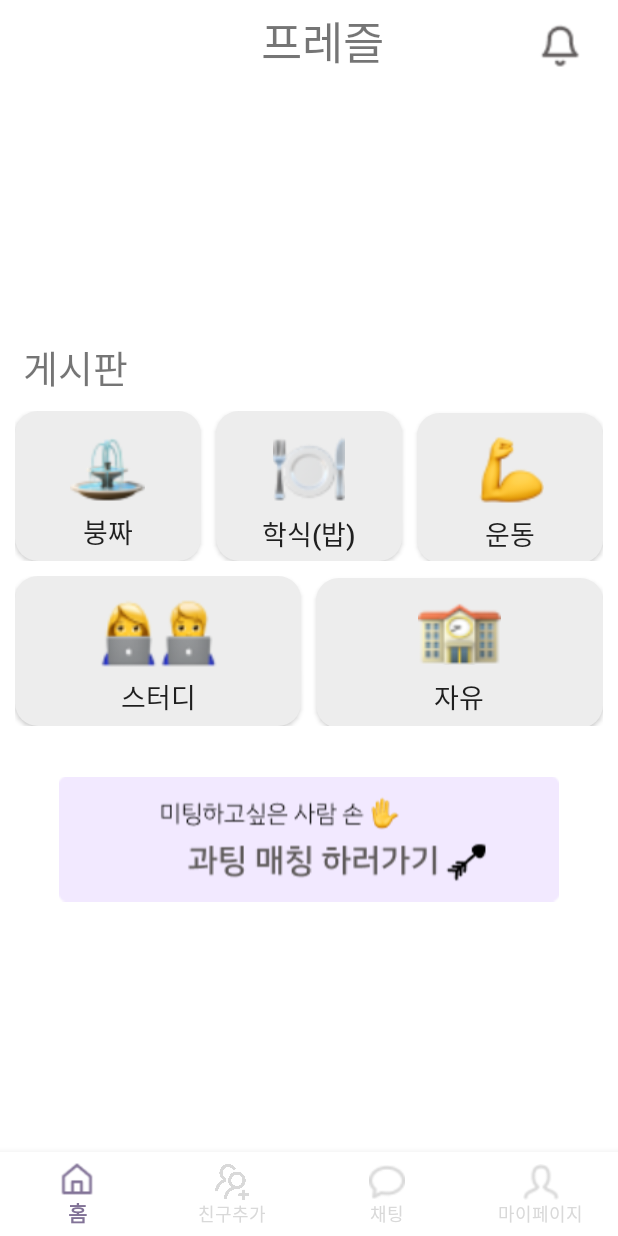
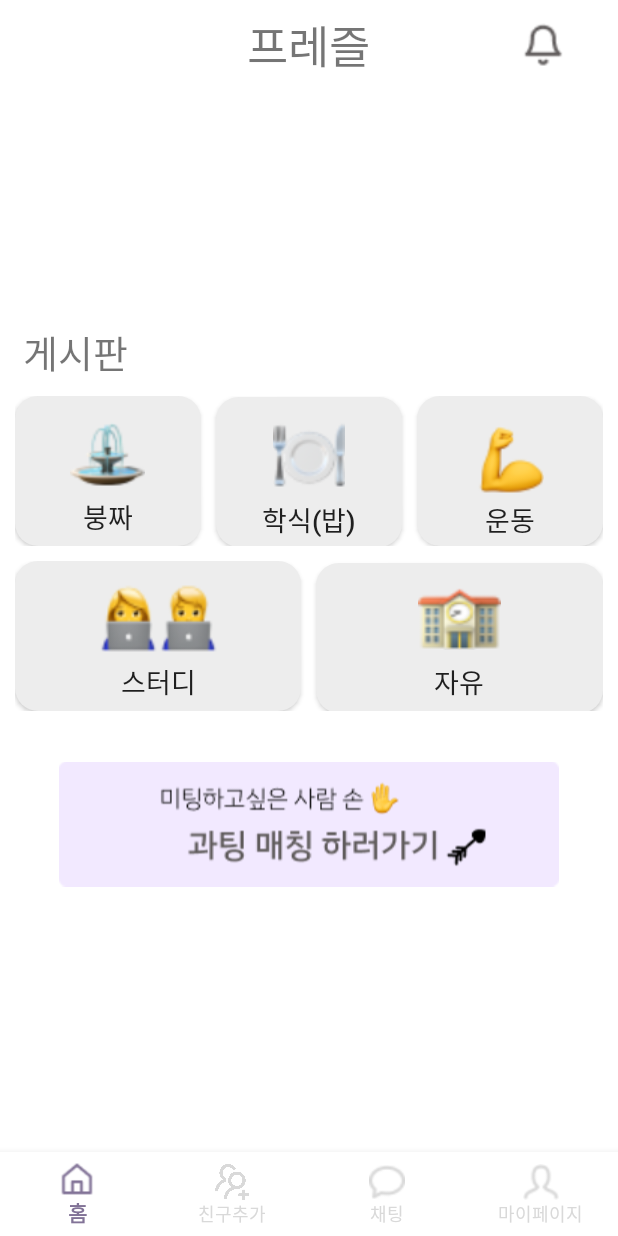
Before and after one commit to Yuchaeng/AndroidProject, an Android app: the screen it shows after launch (MainActivity), on a phone screen of 412 x 824 dp. Run offline under Robolectric (Android 15) with nearby library versions, the phone set to English and light mode, and no system bars.

Commit message:
홈 화면 버튼 위치 수정

```diff
--- a/app/src/main/res/layout/fragment_home.xml
+++ b/app/src/main/res/layout/fragment_home.xml
@@ -8,40 +8,31 @@
     tools:context=".MainActivity"
     android:orientation="vertical">
 
-    <RelativeLayout
+    <LinearLayout
         android:id="@+id/homeBar"
         android:layout_width="match_parent"
-        android:layout_height="70dp"
+        android:layout_height="60dp"
         android:background="#ffffff"
-        android:orientation="vertical">
+        android:orientation="horizontal"
+        android:gravity="center">
 
         <TextView
             android:id="@+id/textView2"
             android:layout_width="wrap_content"
             android:layout_height="wrap_content"
-            android:layout_alignParentEnd="true"
-            android:layout_alignParentRight="true"
-            android:layout_alignParentBottom="true"
             android:layout_gravity="center"
-            android:layout_marginEnd="156dp"
-            android:layout_marginRight="160dp"
-            android:layout_marginBottom="20dp"
             android:text="프레즐"
+            android:layout_marginLeft="130dp"
             android:textSize="30sp" />
 
         <ImageView
             android:id="@+id/bell"
             android:layout_width="30dp"
             android:layout_height="30dp"
-            android:layout_alignParentEnd="true"
-            android:layout_alignParentRight="true"
-            android:layout_marginStart="93dp"
-            android:layout_marginLeft="93dp"
-            android:layout_marginTop="15dp"
-            android:layout_marginEnd="24dp"
-            android:layout_marginRight="24dp"
+            android:layout_gravity="center"
+            android:layout_marginLeft="100dp"
             android:background="@drawable/bell" />
-    </RelativeLayout>
+    </LinearLayout>
 
     <ImageView
         android:id="@+id/imageView"
@@ -94,7 +85,7 @@
             android:drawableTop="@drawable/exercise_draw"
             android:text="운동"
             android:textSize="18sp"
-            android:paddingTop="15dp"/>
+            android:paddingTop="20dp"/>
     </LinearLayout>
     <LinearLayout
         android:layout_width="match_parent"
```
